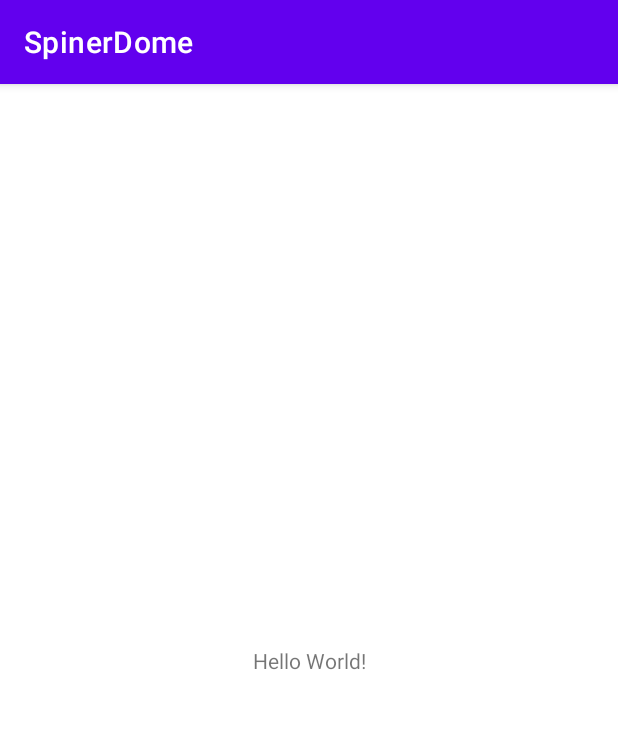
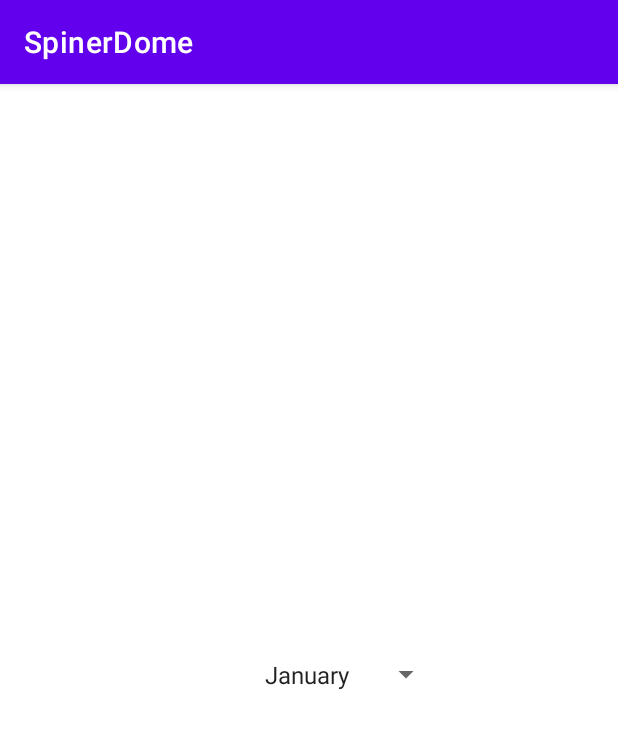
Before and after one commit to farida-techie/SpinerPro, an Android app: the screen it shows after launch (MainActivity), on a phone screen of 412 x 824 dp. Shown: the top 729 px of the screen. Run offline under Robolectric (Android 15) with nearby library versions, the phone set to English and light mode, and no system bars.

```diff
--- a/app/build.gradle
+++ b/app/build.gradle
@@ -33,6 +33,8 @@ android {
 }
 
 dependencies {
+    apply plugin : "kotlin-android"
+    apply plugin : "kotlin-android-extensions"
 
     implementation "org.jetbrains.kotlin:kotlin-stdlib:$kotlin_version"
     implementation 'androidx.core:core-ktx:1.3.2'
--- a/app/src/main/res/layout/activity_main.xml
+++ b/app/src/main/res/layout/activity_main.xml
@@ -6,13 +6,19 @@
     android:layout_height="match_parent"
     tools:context=".MainActivity">
 
-    <TextView
+
+    <Spinner
+        android:id="@+id/spinner"
         android:layout_width="wrap_content"
         android:layout_height="wrap_content"
-        android:text="Hello World!"
+        android:entries="@array/months"
+        android:padding="15dp"
+        android:layout_margin="15dp"
         app:layout_constraintBottom_toBottomOf="parent"
-        app:layout_constraintLeft_toLeftOf="parent"
-        app:layout_constraintRight_toRightOf="parent"
-        app:layout_constraintTop_toTopOf="parent" />
+        app:layout_constraintEnd_toEndOf="parent"
+        app:layout_constraintHorizontal_bias="0.576"
+        app:layout_constraintStart_toStartOf="parent"
+        app:layout_constraintTop_toTopOf="parent"
+        app:layout_constraintVertical_bias="0.514" />
 
 </androidx.constraintlayout.widget.ConstraintLayout>
--- a/app/src/main/res/values/strings.xml
+++ b/app/src/main/res/values/strings.xml
@@ -1,3 +1,17 @@
 <resources>
     <string name="app_name">SpinerDome</string>
+    <string-array name="months">
+        <item>January</item>
+        <item>February</item>
+        <item>March</item>
+        <item>April</item>
+        <item>May</item>
+        <item>June</item>
+        <item>July</item>
+        <item>August</item>
+        <item>September</item>
+        <item>October</item>
+        <item>November</item>
+        <item>December</item>
+    </string-array>
 </resources>
```
Also changed, not shown: gradle/wrapper/gradle-wrapper.properties.
